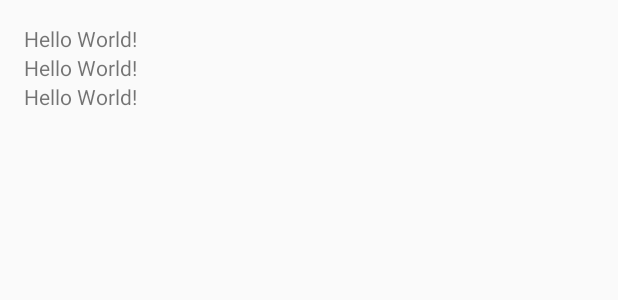
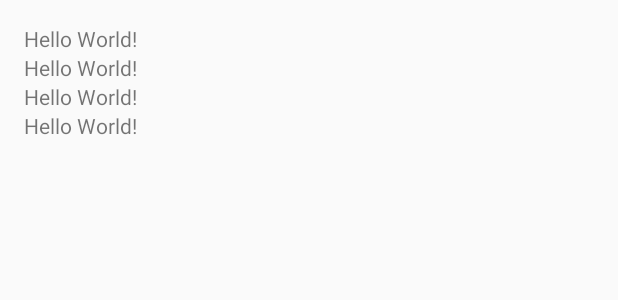
Before and after one commit to guoxiaojun001/Rx_Android, an Android app: the layout activity_main.xml on its own in the app's theme, with its tools: preview values and no code run, on a phone screen of 412 x 824 dp. Shown: the top 300 px of the screen. Run offline under Robolectric (Android 15) with nearby library versions, the phone set to English and light mode, and no system bars.

```diff
--- a/app/src/main/res/layout/activity_main.xml
+++ b/app/src/main/res/layout/activity_main.xml
@@ -28,4 +28,12 @@
         android:layout_height="wrap_content"
         android:layout_below="@id/text2"
         android:text="Hello World!" />
+
+
+    <TextView
+        android:id="@+id/text4"
+        android:layout_width="wrap_content"
+        android:layout_height="wrap_content"
+        android:layout_below="@id/text3"
+        android:text="Hello World!" />
 </RelativeLayout>
```
Also changed, not shown: app/src/main/java/demo/rx/gxj/com/myrx_android/MainActivity.java (+97 -1 lines).
